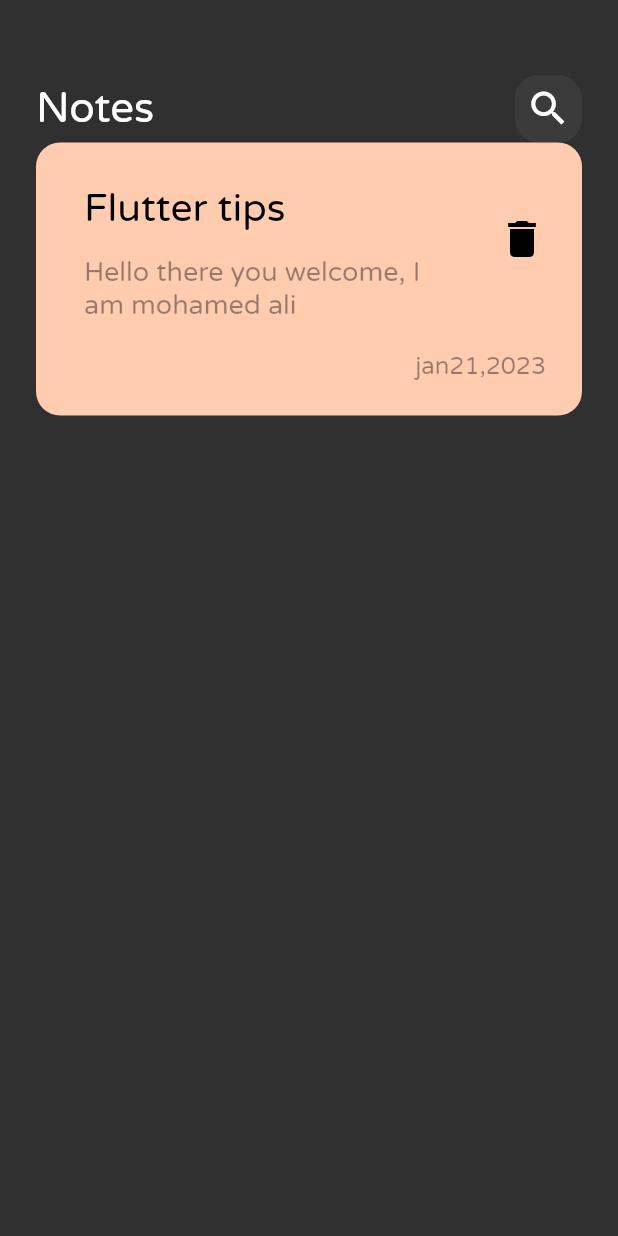
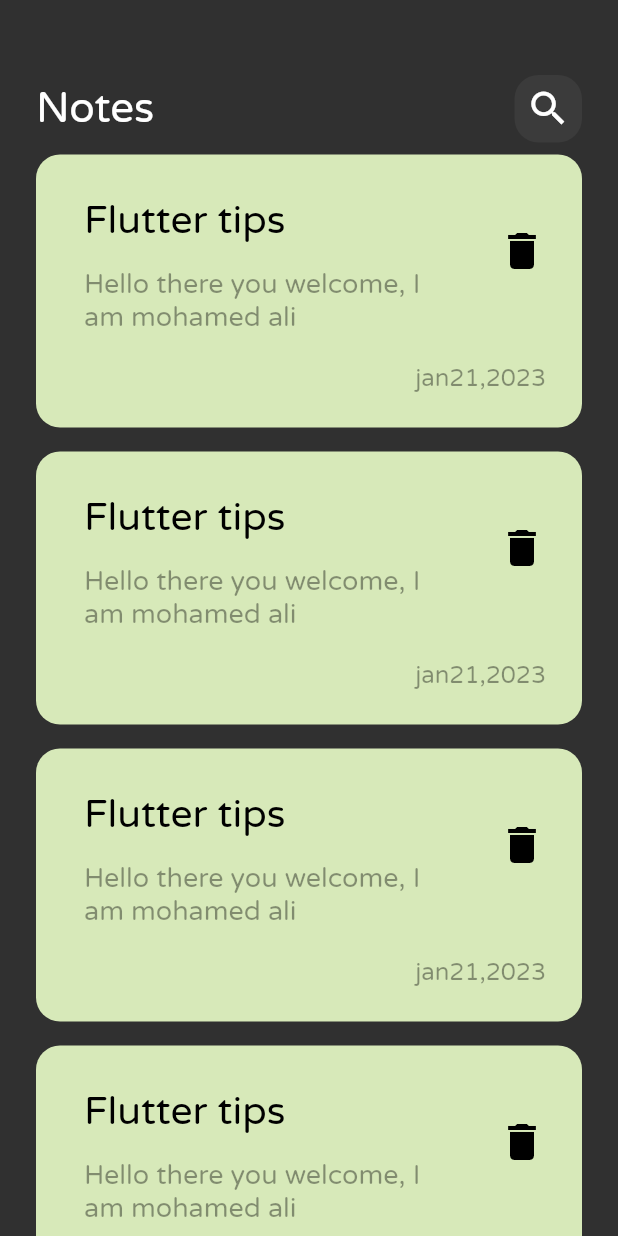
Before and after one commit to Mohamedali2074/notes_app, a Flutter app: the screen it shows after launch, on a phone screen of 412 x 824 dp. Run offline on Flutter 3.47's test engine with Material 2 defaults, Android fonts, the phone set to English and light mode, and no system bars.

Commit message:
create notes list view

```diff
--- a/lib/views/widgets/custom_note_item.dart
+++ b/lib/views/widgets/custom_note_item.dart
@@ -8,7 +8,7 @@ class NoteItem extends StatelessWidget {
     return Container(
       padding: EdgeInsets.only(top: 24, bottom: 24, left: 16),
       decoration: BoxDecoration(
-        color: Color(0xffFFCCB0),
+        color: Color(0xffD7E9B9),
         borderRadius: BorderRadius.circular(16),
       ),
       child: Column(
--- /dev/null
+++ b/lib/views/widgets/notes_list_view.dart
@@ -0,0 +1,17 @@
+import 'package:flutter/material.dart';
+
+import 'custom_note_item.dart';
+
+class NotesListView extends StatelessWidget {
+  const NotesListView({super.key});
+
+  @override
+  Widget build(BuildContext context) {
+    return ListView.builder(itemBuilder: (context, index) {
+      return const Padding(
+        padding: EdgeInsets.symmetric(vertical: 8),
+        child: NoteItem(),
+      );
+    });
+  }
+}
--- a/lib/views/widgets/notes_view_body.dart
+++ b/lib/views/widgets/notes_view_body.dart
@@ -2,6 +2,7 @@ import 'package:flutter/material.dart';
 import 'package:notes_app/views/widgets/custom_app_bar.dart';
 
 import 'custom_note_item.dart';
+import 'notes_list_view.dart';
 
 class NotesViewBody extends StatelessWidget {
   const NotesViewBody({super.key});
@@ -16,7 +17,7 @@ class NotesViewBody extends StatelessWidget {
             height: 50,
           ),
           CustomAppBar(),
-          NoteItem(),
+          Expanded(child: NotesListView()),
         ],
       ),
     );
```
